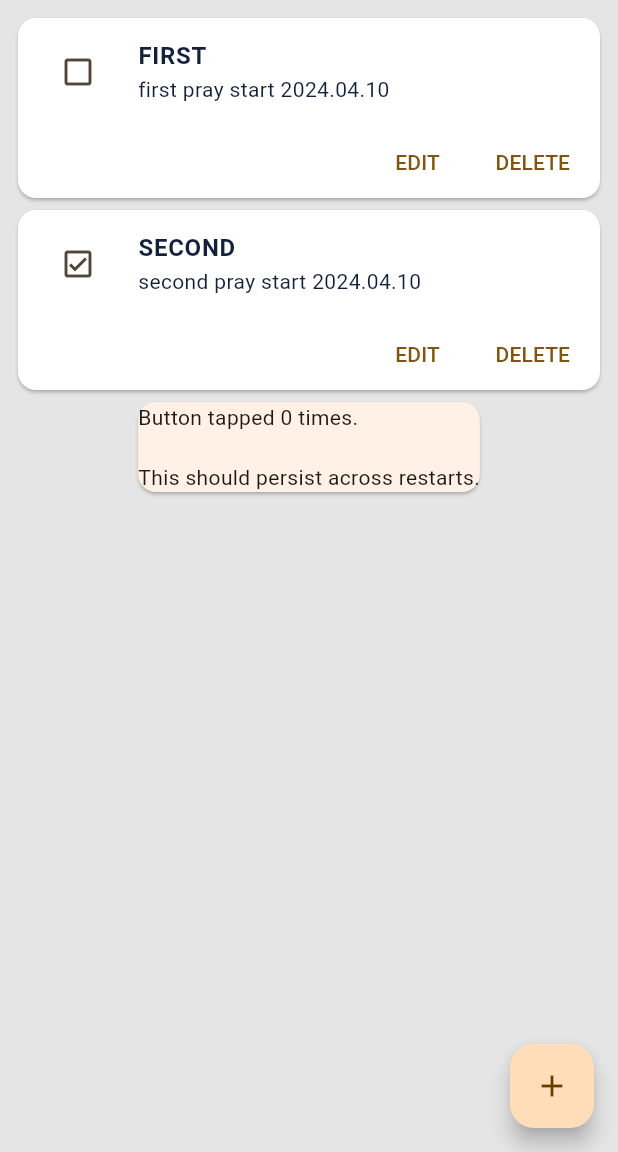
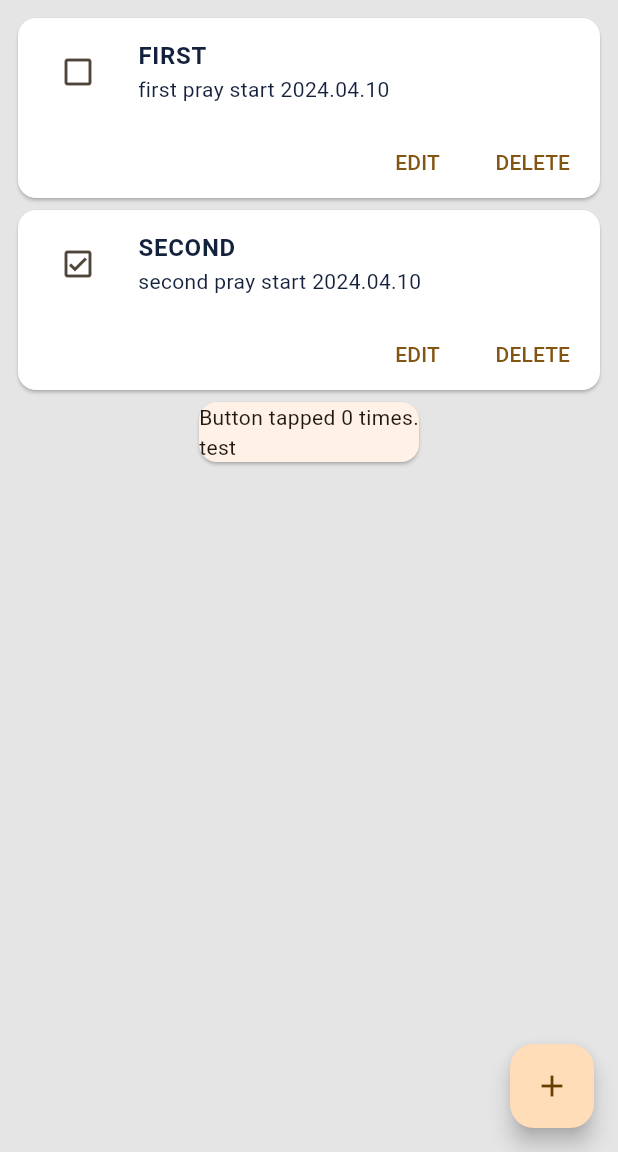
Before and after one commit to minbbal/mylist_app, a Flutter app: the screen it shows after launch, on a phone screen of 412 x 824 dp, the part 84-1236 px from its top. Run offline on Flutter 3.47's test engine with Material 3 defaults, Android fonts, the phone set to English and light mode, and no system bars; our stand-ins replace shared_preferences.

Commit message:
changed floatting massage

```diff
--- a/lib/prayList.dart
+++ b/lib/prayList.dart
@@ -215,8 +215,8 @@ class _PrayListState extends State<PrayList> {
                       // 값을 정상적으로 받아올 경우
                       else {
                         return Text(
-                          'Button tapped ${snapshot.data} time${snapshot.data == 1 ? '' : 's'}.\n\n'
-                          'This should persist across restarts.',
+                          'Button tapped ${snapshot.data} time${snapshot.data == 1 ? '' : 's'}.\n'
+                          'test',
                         );
                       }
                     },
```
